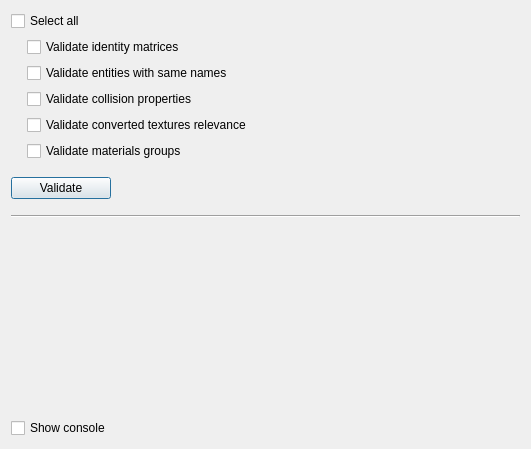
This is Tools/ResourceEditor/DataQt/SceneValidationDialog.ui in reven86/dava.engine as Qt 5 draws it before an edit. The edited form follows.
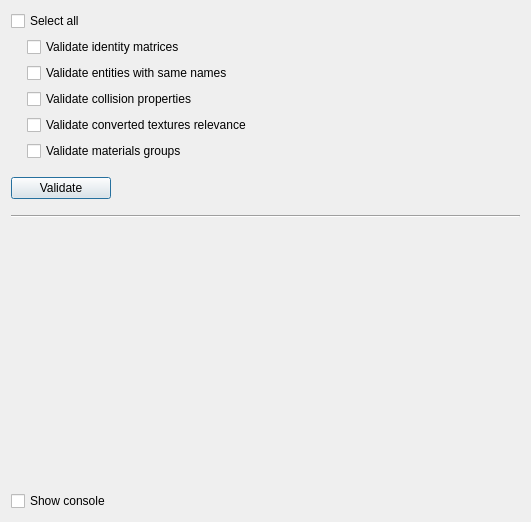
This is the edited form. Custom widgets are drawn as their Qt base class.

Diff of the .ui file:
```diff
--- a/Tools/ResourceEditor/DataQt/SceneValidationDialog.ui
+++ b/Tools/ResourceEditor/DataQt/SceneValidationDialog.ui
@@ -7,7 +7,7 @@
     <x>0</x>
     <y>0</y>
     <width>531</width>
-    <height>449</height>
+    <height>522</height>
    </rect>
   </property>
   <property name="sizePolicy">
```
